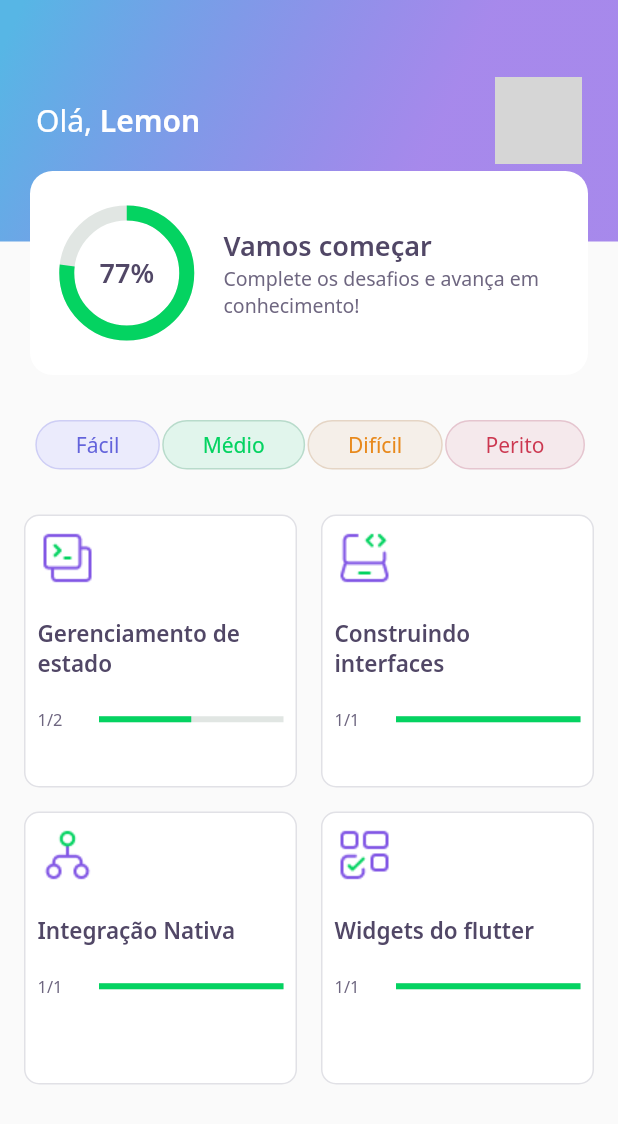
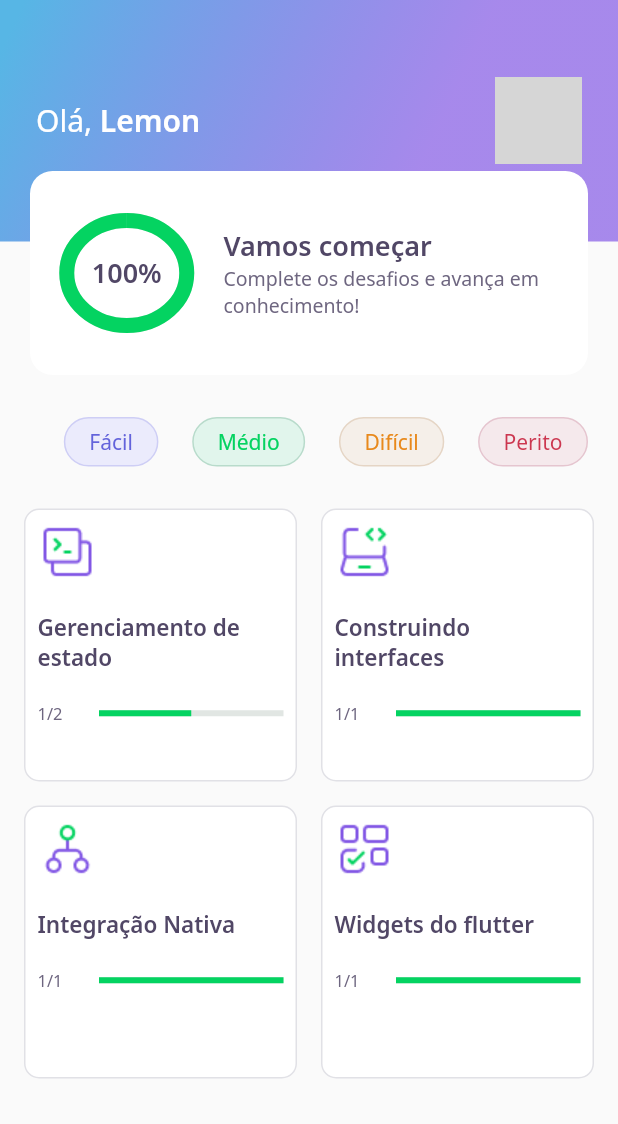
Before and after one commit to Andersonlimahw/flutter-rocketseat-devquiz, a Flutter app: the screen it shows after launch, on a phone screen of 412 x 824 dp. Shown: the top 1124 px of the screen. Run offline on Flutter 3.47's test engine with Material 2 defaults, Android fonts, the phone set to English and light mode, and no system bars; our stand-ins replace google_fonts, share_plus; network calls fail; grey boxes are pictures that could not be loaded.

Commit message:
Atualizando layout da home

```diff
--- a/assets/database/user.json
+++ b/assets/database/user.json
@@ -1,5 +1,5 @@
 {
     "name": "Lemon",
     "photoUrl": "https://avatars.githubusercontent.com/u/15092575?v=4",
-    "score": 77
+    "score": 100
 }
--- a/lib/home/home_page.dart
+++ b/lib/home/home_page.dart
@@ -42,7 +42,7 @@ class _HomePageState extends State<HomePage> {
                   height: 24,
                 ),
                 Padding(
-                  padding: const EdgeInsets.all(6.0),
+                  padding: const EdgeInsets.all(4.0),
                   child: Row(
                     mainAxisAlignment: MainAxisAlignment.spaceBetween,
                     crossAxisAlignment: CrossAxisAlignment.center,
--- a/lib/home/widgets/chart/chart_widget.dart
+++ b/lib/home/widgets/chart/chart_widget.dart
@@ -38,15 +38,15 @@ class _ChartWidgetState extends State<ChartWidget>
   @override
   Widget build(BuildContext context) {
     return Container(
-        height: 80,
-        width: 80,
+        height: 70,
+        width: 90,
         child: AnimatedBuilder(
           animation: _animaton,
           builder: (context, _) => Stack(
             children: [
               Center(
                 child: Container(
-                    height: 80,
+                    height: 70,
                     width: 80,
                     child: CircularProgressIndicator(
                       strokeWidth: 10,
--- a/lib/home/widgets/level_button/level_button_widget.dart
+++ b/lib/home/widgets/level_button/level_button_widget.dart
@@ -43,7 +43,7 @@ class LevelButtonWidget extends StatelessWidget {
             border: Border.fromBorderSide(BorderSide(color: borderColor)),
             borderRadius: BorderRadius.circular(28)),
         child: Padding(
-          padding: const EdgeInsets.symmetric(horizontal: 26, vertical: 6),
+          padding: const EdgeInsets.symmetric(horizontal: 16, vertical: 6),
           child: Text(this.label,
               style: GoogleFonts.notoSans(
                 color: fontColor,
```
